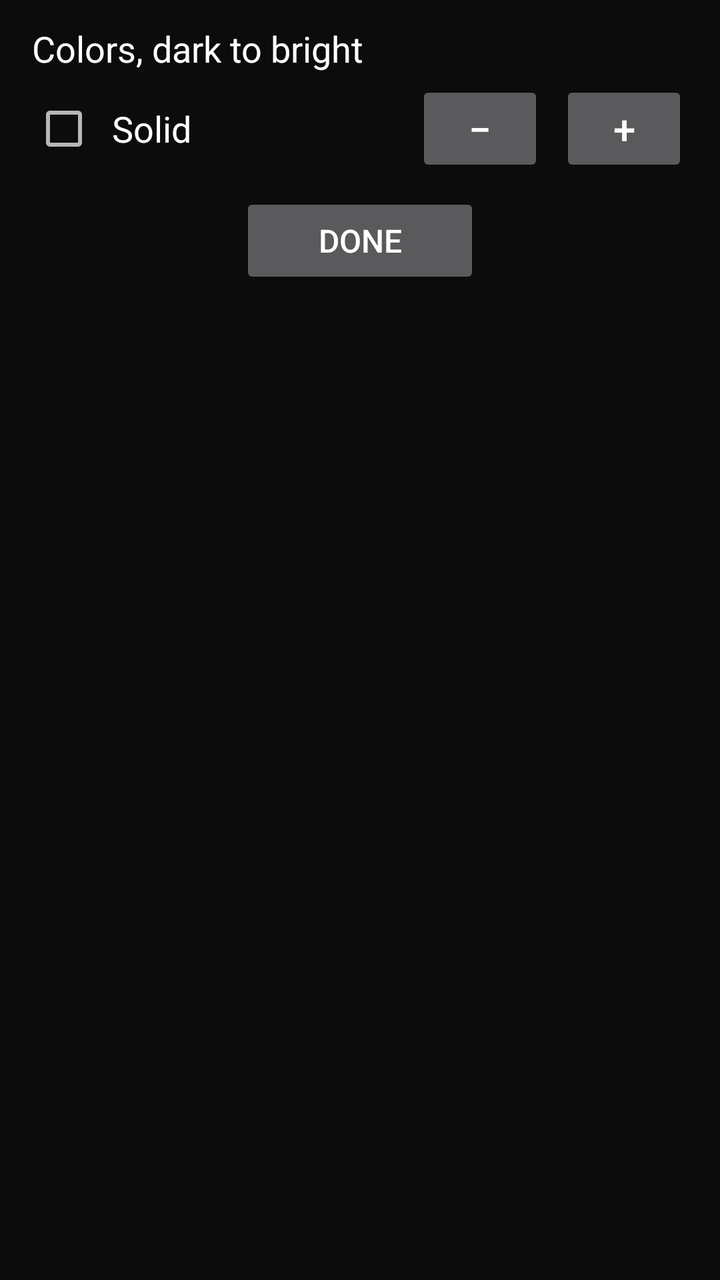
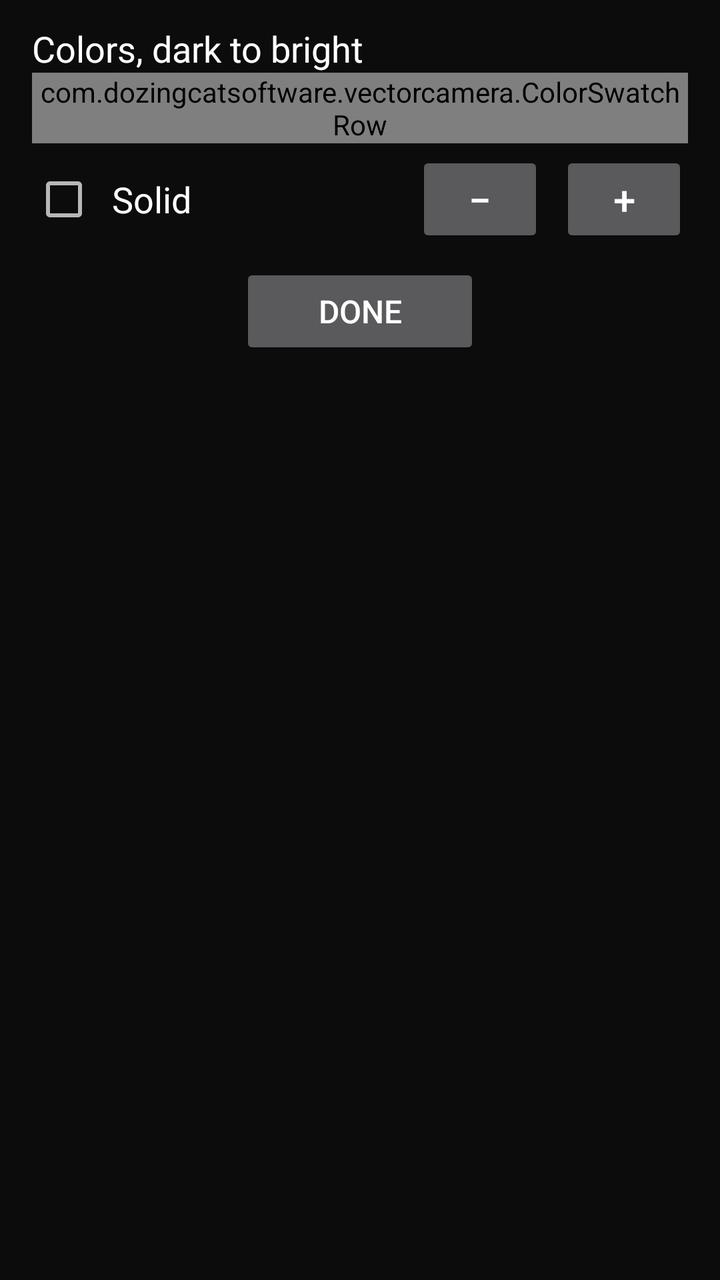

Compare the two renders of this Android layout. The source of the first and the diff that turns it into the second are given below.
<!-- AndroidManifest.xml: application theme VCFullscreenTheme -->
<!-- res/layout/customize_palette.xml -->
<?xml version="1.0" encoding="utf-8"?>
<LinearLayout xmlns:android="http://schemas.android.com/apk/res/android"
    android:orientation="vertical"
    android:layout_width="wrap_content"
    android:layout_height="wrap_content"
    android:background="#C0000000"
    android:paddingLeft="16dp"
    android:paddingRight="16dp"
    android:paddingTop="12dp"
    android:paddingBottom="12dp">

    <TextView
        android:layout_width="match_parent"
        android:layout_height="wrap_content"
        android:textColor="#FFFFFF"
        android:textSize="18sp"
        android:text="Colors, dark to bright" />

    
    <LinearLayout
        android:id="@+id/colorSwatches"
        android:layout_width="match_parent"
        android:layout_height="wrap_content"
        android:gravity="center_horizontal"
        android:orientation="horizontal" />

    
    <LinearLayout
        android:layout_width="match_parent"
        android:layout_height="wrap_content"
        android:layout_marginTop="4dp"
        android:orientation="horizontal"
        android:gravity="center_vertical">

        <CheckBox
            android:id="@+id/solidCheckbox"
            android:layout_width="wrap_content"
            android:layout_height="wrap_content"
            android:layout_weight="1"
            android:minHeight="48dp"
            android:paddingLeft="8dp"
            android:textColor="#FFFFFF"
            android:textSize="18sp"
            android:text="Solid" />

        <Button
            android:id="@+id/removeColorButton"
            android:layout_width="64dp"
            android:layout_height="48dp"
            android:layout_marginLeft="16dp"
            android:layout_marginRight="8dp"
            android:minWidth="0dp"
            android:textSize="20sp"
            android:text="−" />

        <Button
            android:id="@+id/addColorButton"
            android:layout_width="64dp"
            android:layout_height="48dp"
            android:minWidth="0dp"
            android:textSize="20sp"
            android:text="+" />
    </LinearLayout>

    <FrameLayout
        android:layout_width="match_parent"
        android:layout_height="wrap_content"
        android:layout_marginTop="8dp">

        <Button
            android:id="@+id/doneButton"
            android:layout_width="wrap_content"
            android:layout_height="wrap_content"
            android:layout_gravity="center_horizontal"
            android:minWidth="120dp"
            android:minHeight="48dp"
            android:textSize="16sp"
            android:text="Done" />
    </FrameLayout>

</LinearLayout>
<!-- resources referenced by this layout -->
<resources>
  <style name="VCFullscreenTheme" parent="@style/Theme.AppCompat.NoActionBar">
          <item name="android:windowNoTitle">true</item>
          <item name="android:windowActionBar">false</item>
          <item name="android:windowFullscreen">true</item>
          <item name="android:windowContentOverlay">@null</item>
          
          <item name="android:navigationBarColor">#010101</item>
      </style>
</resources>

<!-- the commit's change to res/layout/customize_palette.xml (unified diff, before → after) -->
@@ -17,12 +17,11 @@
         android:text="Colors, dark to bright" />
 
     
-    <LinearLayout
+    <com.dozingcatsoftware.vectorcamera.ColorSwatchRow
         android:id="@+id/colorSwatches"
         android:layout_width="match_parent"
         android:layout_height="wrap_content"
-        android:gravity="center_horizontal"
-        android:orientation="horizontal" />
+        android:gravity="center_horizontal" />
 
     
     <LinearLayout
